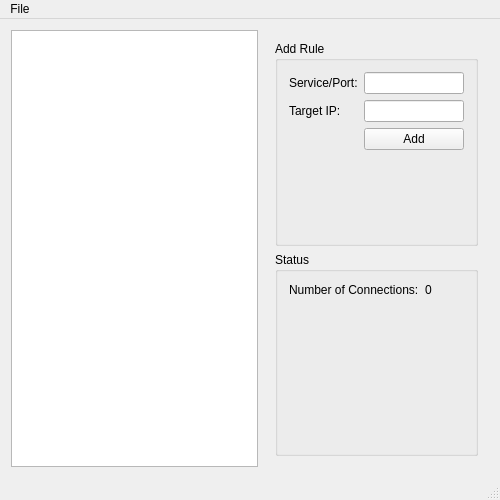
Qt form mainwindow.ui (koralarts/PortForwarder) before a commit.
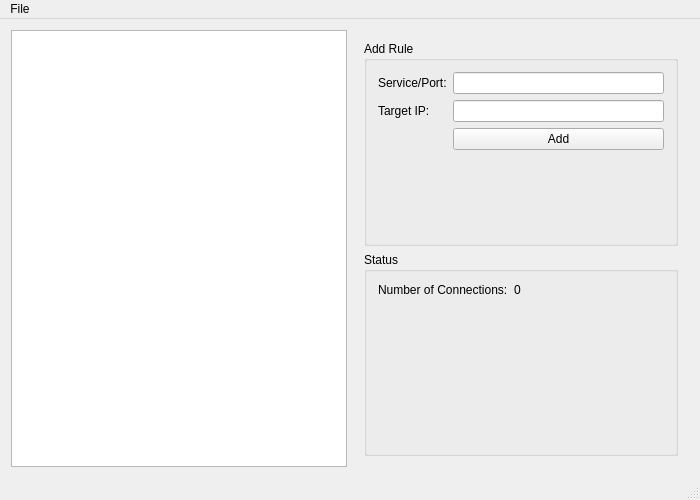
The same form after that commit.

The edit to the form file:
```diff
--- a/mainwindow.ui
+++ b/mainwindow.ui
@@ -6,13 +6,13 @@
    <rect>
     <x>0</x>
     <y>0</y>
-    <width>500</width>
+    <width>700</width>
     <height>500</height>
    </rect>
   </property>
   <property name="minimumSize">
    <size>
-    <width>500</width>
+    <width>700</width>
     <height>500</height>
    </size>
   </property>
@@ -134,7 +134,7 @@
     <rect>
      <x>0</x>
      <y>0</y>
-     <width>500</width>
+     <width>700</width>
      <height>25</height>
     </rect>
    </property>
```
